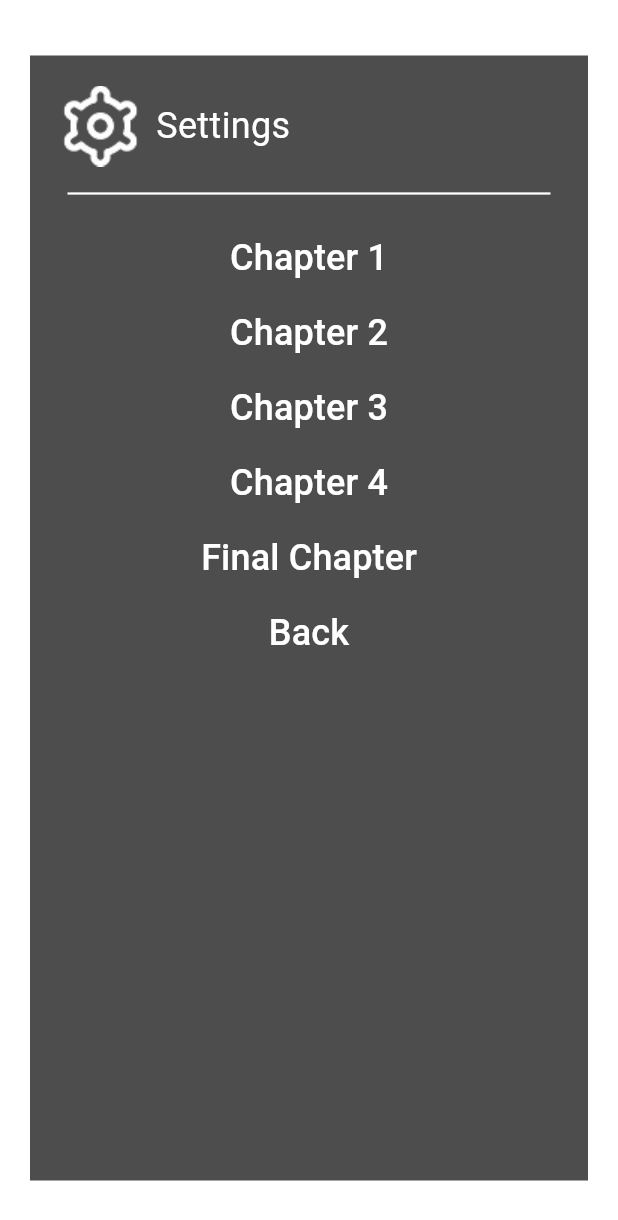
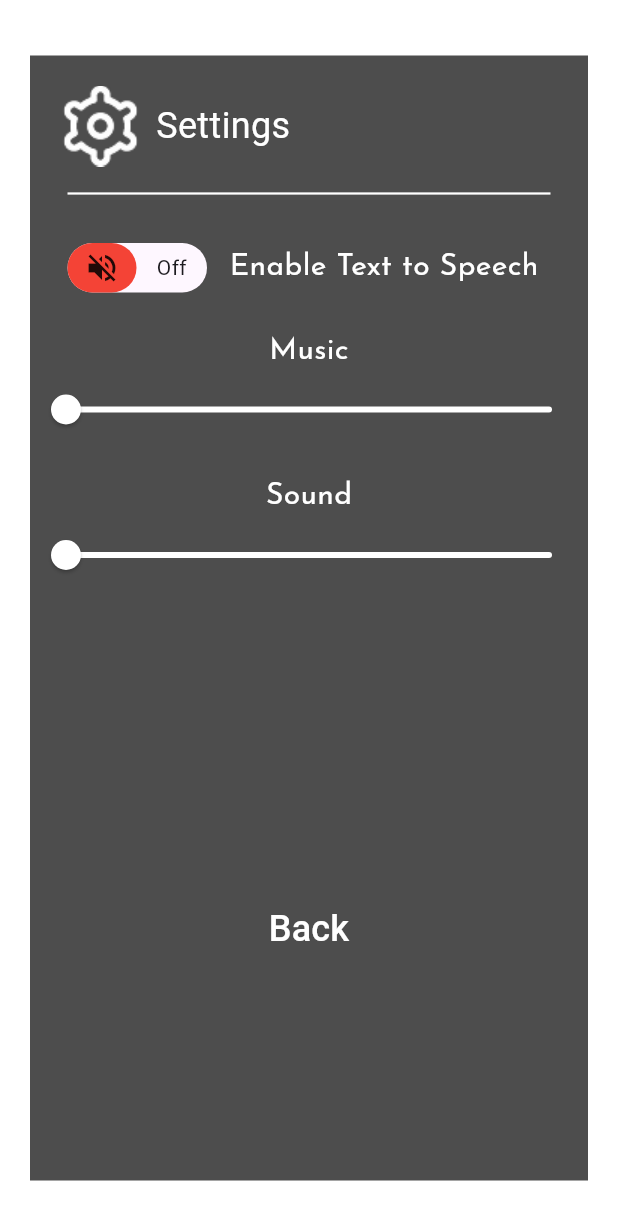
Before and after one commit to tonytoes/Skibidi-Invasion, a Flutter app: the SettingsScreen screen opened directly, on a phone screen of 412 x 824 dp. Shown: the top 1220 px of the screen. Run offline on Flutter 3.47's test engine with Material 3 defaults, Android fonts, the light colour scheme and no system bars; drawn by our look-alikes of animated_toggle_switch; our stand-ins replace audioplayers.

```diff
--- a/lib/main.dart
+++ b/lib/main.dart
@@ -12,7 +12,7 @@ void main() {
   SystemChrome.setEnabledSystemUIMode(SystemUiMode.immersiveSticky); // this removes the status bar and the bottom navigator
   SystemChrome.setPreferredOrientations([DeviceOrientation.portraitUp]); // locks the screen to portrait
 
-  runApp(const MyApp()); // very important without this it wouldn't render the whole shit or it wouldn't run
+  runApp(const MyApp()); // very important without this it wouldn't render the whole or it wouldn't run
 }
 
 class MyApp extends StatelessWidget { // this is stateless because this main dart doesn't have any state or basically its the root of all darts
--- a/lib/settings/chapter_settings.dart
+++ b/lib/settings/chapter_settings.dart
@@ -24,7 +24,7 @@ class ChapterScreen extends StatelessWidget {
                     child: Row(
                       mainAxisAlignment: MainAxisAlignment.start,
                       children: [
-                        Image.asset('assets/icons/book.png'),
+                        Image.asset('assets/icons/scroll.png'),
                         SizedBox(width: 10),
                         Text(
                           'Story Checkpoints',
--- a/lib/settings/home_settings.dart
+++ b/lib/settings/home_settings.dart
@@ -1,9 +1,18 @@
 import 'dart:ui';
 import 'package:flutter/material.dart';
+import 'package:animated_toggle_switch/animated_toggle_switch.dart';
 
-class SettingsScreen extends StatelessWidget {
+class SettingsScreen extends StatefulWidget {
       const SettingsScreen({super.key});
 
+      @override
+      State<SettingsScreen> createState() => _SettingsScreenState();
+}
+
+class _SettingsScreenState extends State<SettingsScreen> {
+  bool firstSwitchValue = false;
+  double val = 0.0;
+  double val1 = 0.0;
   @override
   Widget build(BuildContext context) {
     return Scaffold(
@@ -19,6 +28,7 @@ class SettingsScreen extends StatelessWidget {
               child: Column(
                 mainAxisAlignment: MainAxisAlignment.start,
                 children: [
+
                   Padding(
                     padding: EdgeInsets.only(left: 20.0, top: 20.0),
                     child: Row(
@@ -42,57 +52,94 @@ class SettingsScreen extends StatelessWidget {
                     thickness: 1.5,
                   ),
 
-                  TextButton(
-                    onPressed: () {
-                      Navigator.pop(context);
-                    },
-                    child: Text(
-                      'Chapter 1',
-                      style: const TextStyle(color: Colors.white, fontSize: 24),
+                  Padding(
+                    padding: EdgeInsets.only(left: 20.0, top: 10.0),
+                    child: Row (
+                      mainAxisAlignment: MainAxisAlignment.start,
+                      children: [
+                        AnimatedToggleSwitch<bool>.dual(
+                          current: firstSwitchValue,
+                          first: false,
+                          second: true,
+                          spacing: 1,
+                          style: const ToggleStyle(
+                            borderColor: Colors.transparent,
+                          ),
+                            borderWidth: 5.0,
+                            height: 43,
+                            onChanged: (b) => setState(() => firstSwitchValue = b),
+                          styleBuilder: (b) => ToggleStyle(
+                              indicatorColor: b ? Colors.green : Colors.red
+                          ),
+                      iconBuilder:  (value) => value
+                            ? const Icon(Icons.volume_up)
+                            : const Icon(Icons.volume_off),
+                            textBuilder: (value) => value
+                            ? const Center(child: Text('On'))
+                            :const Center(child: Text('Off')),
+                        ),
+                        const SizedBox(width: 10),
+                        const Text(
+                          'Enable Text to Speech',
+                          style: TextStyle(color: Colors.white, fontSize: 20, fontFamily: 'JosefinSans', fontWeight: FontWeight.w400),
+                          textAlign: TextAlign.center,
+                        ),
+                      ]
                     ),
                   ),
 
-                  TextButton(
-                    onPressed: () {
-                      Navigator.pop(context);
-                    },
-                    child: Text(
-                      'Chapter 2',
-                      style: const TextStyle(color: Colors.white, fontSize: 24),
+                  Padding(
+                    padding: const EdgeInsets.only(top:20),
+                    child: Column(
+                        children: [
+                          const Text(
+                            'Music',
+                            style: TextStyle(color: Colors.white, fontSize: 20, fontFamily: 'JosefinSans', fontWeight: FontWeight.w400),
+                            textAlign: TextAlign.center,
+                          ),
+                          Slider(
+                            activeColor: Colors.white,
+                            inactiveColor: Colors.white,
+                            max: 1.0,
+                            min: 0.0,
+                            value: val,
+                            onChanged: (value){
+                               setState(() {
+                                 val = value;
+                               });
+                            }
+                          ),
+                        ]
                     ),
                   ),
 
-                  TextButton(
-                    onPressed: () {
-                      Navigator.pop(context);
-                    },
-                    child: Text(
-                      'Chapter 3',
-                      style: const TextStyle(color: Colors.white, fontSize: 24),
+                  Padding(
+                    padding: const EdgeInsets.only(top:20),
+                    child: Column(
+                        children: [
+                          const Text(
+                            'Sound',
+                            style: TextStyle(color: Colors.white, fontSize: 20, fontFamily: 'JosefinSans', fontWeight: FontWeight.w400),
+                          ),
+                          Slider(
+                              activeColor: Colors.white,
+                              inactiveColor: Colors.white,
+                              max: 1.0,
+                              min: 0.0,
+                              value: val1,
+                              onChanged: (value){
+                                setState(() {
+                                  val1 = value;
+                                });
+                              }
+                          ),
+                        ]
                     ),
                   ),
 
-                  TextButton(
-                    onPressed: () {
-                      Navigator.pop(context);
-                    },
-                    child: Text(
-                      'Chapter 4',
-                      style: const TextStyle(color: Colors.white, fontSize: 24),
-                    ),
-                  ),
-
-                  TextButton(
-                    onPressed: () {
-                      Navigator.pop(context);
-                    },
-                    child: Text(
-                      'Final Chapter',
-                      style: const TextStyle(color: Colors.white, fontSize: 24),
-                    ),
-                  ),
-
-                  TextButton(
+                  Padding(
+                    padding: const EdgeInsets.only(top:200),
+                    child: TextButton(
                       onPressed: () {
                         Navigator.pop(context);
                       },
@@ -101,6 +148,8 @@ class SettingsScreen extends StatelessWidget {
                         style: const TextStyle(color: Colors.white, fontSize: 24),
                       ),
                     ),
+                  ),
+
                 ],
               ),
             ),
--- a/pubspec.yaml
+++ b/pubspec.yaml
@@ -15,6 +15,7 @@ dependencies:
   audioplayers: ^6.4.0
   auto_size_text: ^3.0.0
   flutter_tts: ^4.2.2
+  animated_toggle_switch: ^0.8.5
 
 dev_dependencies:
   flutter_test:
@@ -27,6 +28,7 @@ flutter:
 
   assets:
     - assets/images/bg/
+    - assets/icons/brokenheart.png
     - assets/images/characters/
     - assets/images/characters/pose1/
     - assets/images/characters/pose2/
```
Also changed, not shown: lib/data/scenario_data.dart (+3 -5 lines), lib/scenes/scenario.dart (+105 -67 lines), assets/icons/brokenheart.png (renamed from assets/icons/shattered-heart.png), assets/icons/nextBT.png (added), assets/icons/scroll.png (added), pubspec.lock. Lines whose indentation alone changed are shown as unchanged.
